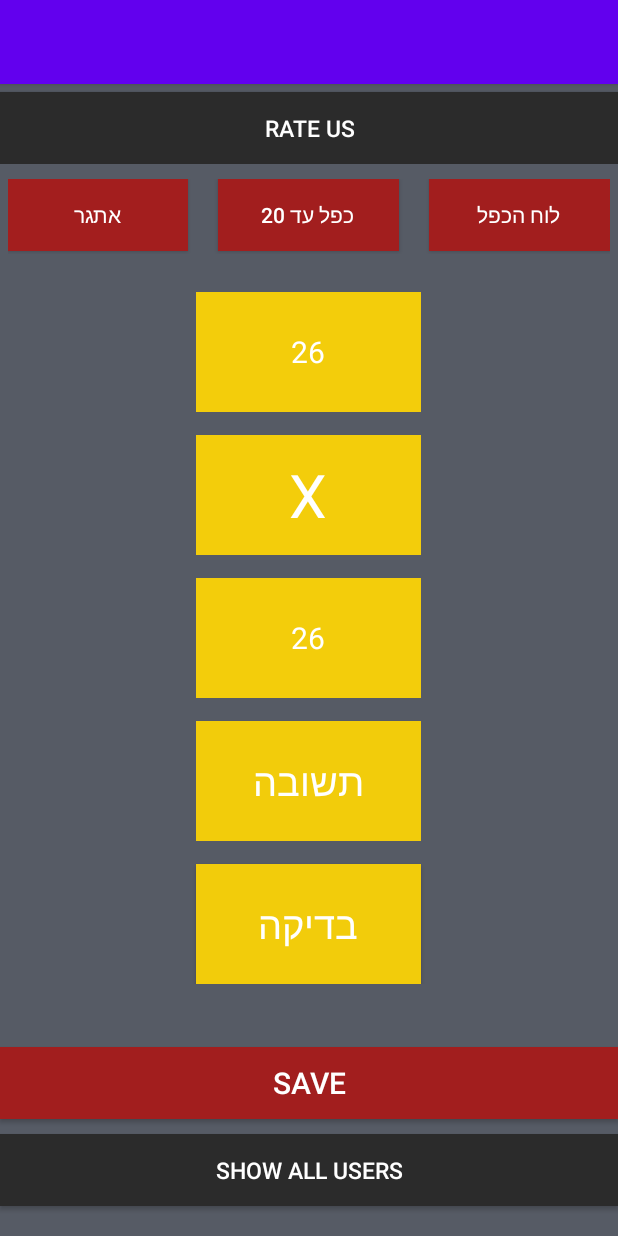
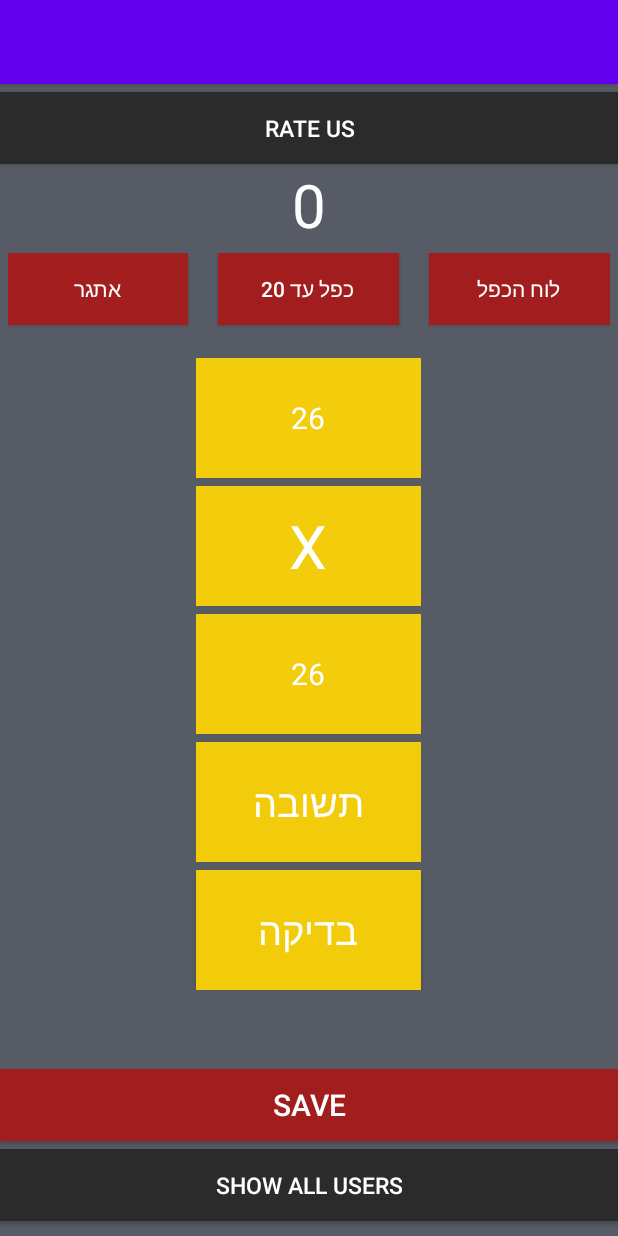
Before and after one commit to haghispin12/MathExerciseProjectMoshe, an Android app: the MainActivity screen opened directly, with no data from a screen before it, after a tap on "אתגר", on a phone screen of 412 x 824 dp. Run offline under Robolectric (Android 15) with nearby library versions, the phone set to English and light mode, and no system bars; 4 statements that could not run were skipped.

Commit message:
Version 1.0.5
Changelog:
*Added score system to xml, but score does not work, yet.
*Added User.java which holds (String Username, int score, int Rate).
*User.Username now automatically fills after "User" Logs in.

```diff
--- a/app/src/main/java/com/example/mathexerciseproject/Exercise.java
+++ b/app/src/main/java/com/example/mathexerciseproject/Exercise.java
@@ -5,6 +5,7 @@ import java.util.Random;
 public class Exercise {
     private int num1;
     private int num2;
+    private int num3;
 
 
     /*
@@ -51,7 +52,8 @@ public class Exercise {
     Check Answer
      */
     public boolean checkAnswers(String answer) {
-        if (Integer.valueOf(answer) == (num1 * num2)) {
+        num3 = num1*num2;
+        if (Integer.valueOf(answer) == num3) {
             return true;
         } else{
             return false;
--- a/app/src/main/java/com/example/mathexerciseproject/MainActivity.java
+++ b/app/src/main/java/com/example/mathexerciseproject/MainActivity.java
@@ -24,6 +24,9 @@ import java.util.Random;
 
 
 public class MainActivity extends AppCompatActivity {
+    /*
+    Variable list
+     */
     private Button BtnTimes10;
     private Button BtnTimes20;
     private Button BtnCheckAnswer;
@@ -33,34 +36,47 @@ public class MainActivity extends AppCompatActivity {
     private TextView tvNum2;
     private MainViewModel vMain;
     private Button btnRate;
+    private Button btnClose;
+
+    /*
+    Return to MainActivity from RateActivity
+     */
     ActivityResultLauncher<Intent> activityResultLauncher = registerForActivityResult(
         new ActivityResultContracts.StartActivityForResult(),
         new ActivityResultCallback<ActivityResult>() {
             @Override
             public void onActivityResult(ActivityResult result) {
                 int myRate = result.getData().getIntExtra("Rating", -1);
-                createToast(Toast.LENGTH_LONG,myRate+"");
+                createToast(Toast.LENGTH_LONG,"You rated "+myRate+"");
             }
     });
 
-
+    /*
+    On create
+     */
     @Override
     protected void onCreate(Bundle savedInstanceState) {
         super.onCreate(savedInstanceState);
         setContentView(R.layout.activity_main);
         initViews();
-        onClickListener();
-        models();
+        onClickListeners();
+        Observers();
         myIntents();
 
     }
+    /*
+    Receive all intents prior to MainActivity.onCreate
+     */
     public void myIntents(){
         Intent intent = getIntent();
         String userName=intent.getStringExtra("user");
-
         setTitle(userName);
+        vMain.setUserName(userName);
+        createToast(Toast.LENGTH_SHORT,vMain.vUser.getUserName());
     }
-
+    /*
+    Construct all variables from list
+     */
     public void initViews(){
         BtnTimes10 = findViewById(R.id.BtnTimes10);
         BtnTimes20 = findViewById(R.id.btnTimes20);
@@ -72,10 +88,13 @@ public class MainActivity extends AppCompatActivity {
         vMain = new MainViewModel();
         vMain = new ViewModelProvider(this).get(MainViewModel.class);
         btnRate = findViewById(R.id.btnRate);
+        btnClose = findViewById(R.id.btnClose);
 
     }
-
-    public void onClickListener(){
+    /*
+    All of the on click listeners
+     */
+    public void onClickListeners(){
         /*
         * challenge till 10 (לוח כפל)
          */
@@ -112,11 +131,13 @@ public class MainActivity extends AppCompatActivity {
         BtnCheckAnswer.setOnClickListener(new View.OnClickListener() {
             @Override
             public void onClick(View view) {
+                int num = vMain.vExercise.getNum1()*vMain.vExercise.getNum2();
                 String mAnswer = tvAnswer.getText().toString();
                 if(vMain.vCheck(mAnswer)){
-                    createToast(Toast.LENGTH_LONG, "Correct Answer");
+                    createToast(Toast.LENGTH_SHORT, "Correct Answer");
                 }else{
-                    createToast(Toast.LENGTH_LONG, "Wrong Answer");
+                    createToast(Toast.LENGTH_SHORT, "Wrong Answer");
+                    createToast(Toast.LENGTH_SHORT, "The answer is "+num);
                 }
             }
         });
@@ -130,21 +151,27 @@ public class MainActivity extends AppCompatActivity {
                 activityResultLauncher.launch(intent);
             }
         });
+        btnClose.setOnClickListener(new View.OnClickListener() {
+            @Override
+            public void onClick(View view) {
+
+            }
+        });
     }
 
     /*
      * Create toast (popup message)
      */
-
     public void createToast(int duration, String text){
         Toast toast = Toast.makeText(this, text, duration);
         toast.show();
     }
 
+
     /*
-     * Models
+     * Observers that track any changes on num1 and num2
      */
-    public void models(){
+    public void Observers(){
         vMain.vNum1.observe(this, new Observer<Integer>() {
             @Override
             public void onChanged(@Nullable @androidx.annotation.Nullable Integer num1) {
--- a/app/src/main/java/com/example/mathexerciseproject/MainViewModel.java
+++ b/app/src/main/java/com/example/mathexerciseproject/MainViewModel.java
@@ -7,39 +7,44 @@ import androidx.lifecycle.ViewModel;
 public class MainViewModel extends ViewModel {
     MutableLiveData<Integer> vNum1;
     MutableLiveData<Integer> vNum2;
-    Exercise exercise;
+    Exercise vExercise;
+    User vUser;
 
 
     public MainViewModel(){
         vNum1 = new MutableLiveData<>();
         vNum2 = new MutableLiveData<>();
-        exercise = new Exercise();
+        vExercise = new Exercise();
+        vUser = new User();
+    }
+    public void setUserName(String name){
+        vUser.setUserName(name);
     }
 
     //כל הפעולות של EXERCISE
     public void vTimes10(){
-        exercise.generateNum1(0,10);
-        exercise.generateNum2(0,10);
-        vNum1.setValue(exercise.getNum1());
-        vNum2.setValue(exercise.getNum2());
+        vExercise.generateNum1(0,10);
+        vExercise.generateNum2(0,10);
+        vNum1.setValue(vExercise.getNum1());
+        vNum2.setValue(vExercise.getNum2());
     }
     public void vChallenge(){
-        exercise.generateNum1(10,100);
-        exercise.generateNum2(10,100);
-        vNum1.setValue(exercise.getNum1());
-        vNum2.setValue(exercise.getNum2());
+        vExercise.generateNum1(10,100);
+        vExercise.generateNum2(10,100);
+        vNum1.setValue(vExercise.getNum1());
+        vNum2.setValue(vExercise.getNum2());
     }
     public void vTimes20(){
-        exercise.generateNum1(0,20);
-        exercise.generateNum2(0,20);
-        vNum1.setValue(exercise.getNum1());
-        vNum2.setValue(exercise.getNum2());
+        vExercise.generateNum1(0,20);
+        vExercise.generateNum2(0,20);
+        vNum1.setValue(vExercise.getNum1());
+        vNum2.setValue(vExercise.getNum2());
     }
     /*
         Check Answers
      */
     public boolean vCheck(String answer){
-        if(exercise.checkAnswers(answer)){
+        if(vExercise.checkAnswers(answer)){
             return true;
         } else{
             return false;
--- /dev/null
+++ b/app/src/main/java/com/example/mathexerciseproject/User.java
@@ -0,0 +1,39 @@
+package com.example.mathexerciseproject;
+
+public class User {
+    private String UserName;
+    private int Score;
+    private int Rate;
+
+
+    /*
+        getters
+         */
+    public String getUserName() {
+        return UserName;
+    }
+
+    public int getScore() {
+        return Score;
+    }
+
+    public int getRate() {
+        return Rate;
+    }
+    /*
+    setters
+     */
+
+    public void setUserName(String userName) {
+        UserName = userName;
+    }
+
+    public void setScore(int score) {
+        Score = score;
+    }
+
+    public void setRate(int rate) {
+        this.Rate = rate;
+    }
+
+}
--- a/app/src/main/res/layout/activity_main.xml
+++ b/app/src/main/res/layout/activity_main.xml
@@ -17,7 +17,9 @@
         />
         <LinearLayout
             android:layout_width="match_parent"
-            android:layout_height="wrap_content">
+            android:layout_height="wrap_content"
+            android:orientation="vertical"
+            >
         <Button
             android:id="@+id/btnRate"
             android:layout_marginTop="5dp"
@@ -28,6 +30,15 @@
             android:textSize="15sp"
             android:textColor="#FEFEFE"
             />
+        <TextView
+            android:gravity="center"
+            android:layout_width="match_parent"
+            android:layout_height="wrap_content"
+            android:text="0"
+            android:textSize="40dp"
+            android:textColor="#FEFEFE"
+            />
+
         </LinearLayout>
 
 
@@ -36,7 +47,7 @@
         android:layout_width="match_parent"
         android:layout_height="50dp"
         android:layout_gravity="top"
-        android:layout_marginTop="10dp"
+        android:layout_marginTop="5dp"
         android:layout_marginStart="5dp"
         android:layout_marginEnd="5dp"
 
@@ -77,7 +88,7 @@
     </LinearLayout>
     <LinearLayout
 
-        android:layout_marginTop="10sp"
+        android:layout_marginTop="20sp"
         android:textColor="@color/white"
         android:layout_width="200sp"
         android:layout_height="wrap_content"
@@ -87,7 +98,6 @@
         >
         <TextView
             android:id="@+id/tvNum1"
-            android:layout_marginTop="15sp"
             android:textColor="@color/white"
             android:background="#F3CD0B"
             android:layout_width="150sp"
@@ -99,7 +109,7 @@
             android:gravity="center"
             />
         <TextView
-            android:layout_marginTop="15sp"
+            android:layout_marginTop="5sp"
             android:textColor="@color/white"
             android:background="#F3CD0B"
             android:layout_width="150sp"
@@ -114,7 +124,7 @@
             />
         <TextView
             android:id="@+id/tvNum2"
-            android:layout_marginTop="15sp"
+            android:layout_marginTop="5sp"
             android:textColor="@color/white"
             android:background="#F3CD0B"
             android:layout_width="150sp"
@@ -127,7 +137,7 @@
             />
         <EditText
             android:id="@+id/tvAnswer"
-            android:layout_marginTop="15sp"
+            android:layout_marginTop="5sp"
             android:layout_width="150sp"
             android:background="#F2CC0B"
             android:textColorHint="#FFFFFF"
@@ -140,7 +150,7 @@
             />
         <Button
             android:id="@+id/BtnCheckAnswer"
-            android:layout_marginTop="15sp"
+            android:layout_marginTop="5sp"
             android:layout_width="150sp"
             android:background="#F2CC0B"
             android:textColor="#FFFFFF"
@@ -156,12 +166,11 @@
 
         android:layout_width="match_parent"
         android:layout_height="match_parent"
+        android:orientation="vertical"
         android:gravity="bottom"
-        android:orientation="vertical"
         >
 
         <Button
-
             android:textSize="20dp"
             android:background="#A21E1E"
             android:layout_width="match_parent"
@@ -170,9 +179,9 @@
             android:textColor="@color/white" />
 
         <Button
+            android:layout_marginBottom="10dp"
+            android:layout_marginTop="5dp"
             android:textSize="15dp"
-            android:layout_marginTop="10sp"
-            android:layout_marginBottom="20sp"
             android:background="#2B2B2B"
             android:textColor="@color/white"
             android:layout_width="match_parent"
```
